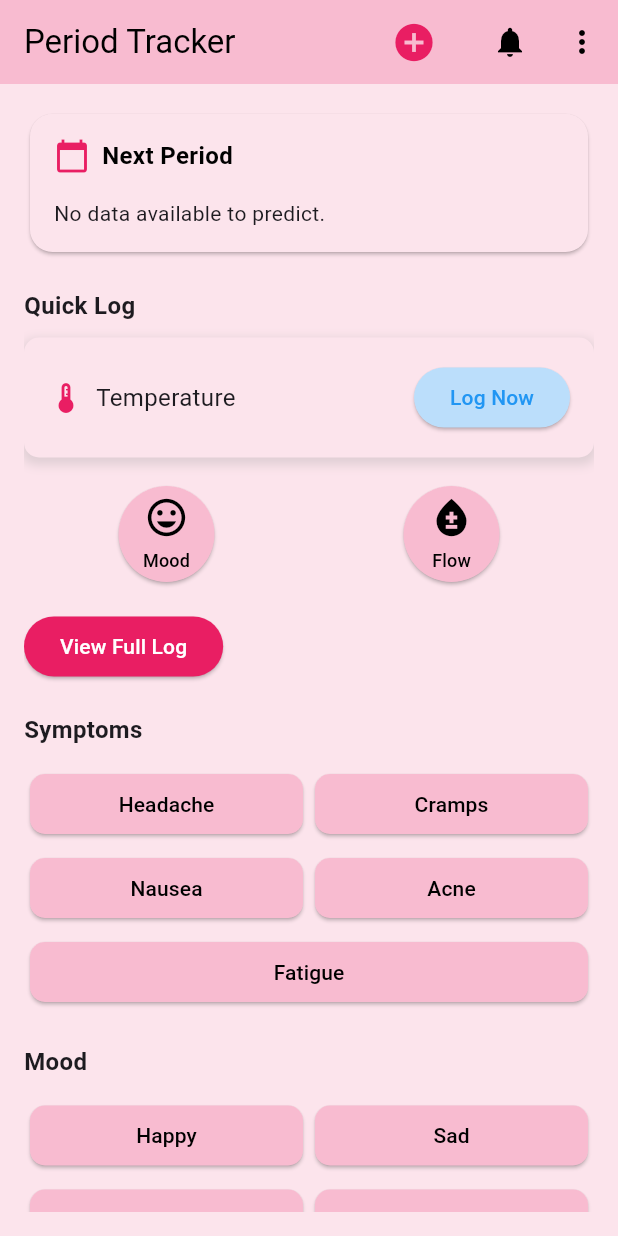
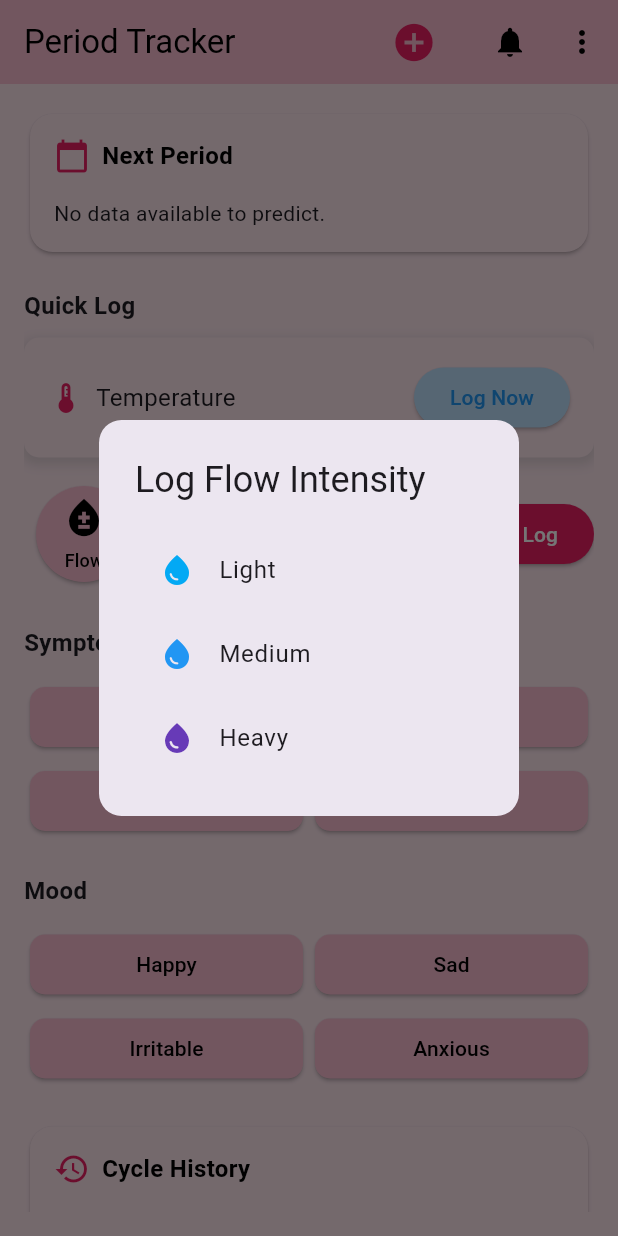
Before and after one commit to Alubisia-1/period-app, a Flutter app: the screen it shows after launch, after a tap on "Flow", on a phone screen of 412 x 824 dp. Run offline on Flutter 3.47's test engine with Material 3 defaults, Android fonts, the phone set to English and light mode, and no system bars; our stand-ins replace fl_chart, flutter_local_notifications, shared_preferences, sqflite, sqflite_common_ffi, sqflite_common_ffi_web and 2 more; missing offline and left inert: bluetooth_thermal_printer; accounts and stored records are empty.

Commit message:
app updates

```diff
--- a/lib/screens/home_screen.dart
+++ b/lib/screens/home_screen.dart
@@ -215,14 +215,17 @@ class HomeScreen extends StatelessWidget {
         _buildTemperatureLogButton(context),
         SizedBox(height: 10),
         Row(
-            mainAxisAlignment: MainAxisAlignment.spaceAround,
+          mainAxisAlignment: MainAxisAlignment.spaceBetween, // Spread items out
           children: [
-              _buildQuickLogButton(Icons.mood, 'Mood'),
-              _buildQuickLogButton(Icons.bloodtype, 'Flow'),
-            ],
+            // Flow button on the far left with some padding
+            Padding(
+              padding: const EdgeInsets.only(left: 8.0), // Adjust this value for more or less spacing
+              child: _buildQuickLogButton(context, Icons.bloodtype, 'Flow'),
             ),
-          SizedBox(height: 10),
-          ElevatedButton(
+            // View Full Log button on the right without taking extra space
+            Align(
+              alignment: Alignment.centerRight,
+              child: ElevatedButton(
                 onPressed: () {
                   Navigator.pushNamed(context, '/full_log');
                 },
@@ -235,9 +238,11 @@ class HomeScreen extends StatelessWidget {
                 ),
                 child: Text('View Full Log'),
               ),
+            ),
+          ],
+        ),
       ],
     );
-
   Widget _buildTemperatureLogButton(BuildContext context) => Container(
         padding: EdgeInsets.all(16.0),
         decoration: BoxDecoration(
@@ -413,8 +418,63 @@ class HomeScreen extends StatelessWidget {
     });
   }
 
-  Widget _buildQuickLogButton(IconData icon, String label) => ElevatedButton(
-        onPressed: () {},
+  void _showFlowOptions(BuildContext context) {
+  showDialog(
+    context: context,
+    builder: (BuildContext context) {
+      return AlertDialog(
+        shape: RoundedRectangleBorder(
+          borderRadius: BorderRadius.circular(15.0),
+        ),
+        title: Text('Log Flow Intensity', style: TextStyle(fontFamily: 'Roboto')),
+        content: Column(
+          mainAxisSize: MainAxisSize.min,
+          children: [
+            ListTile(
+              leading: Icon(Icons.water_drop, color: Colors.lightBlue),
+              title: Text('Light', style: TextStyle(fontFamily: 'Roboto')),
+              onTap: () => _logFlow(context, 'Light'),
+            ),
+            ListTile(
+              leading: Icon(Icons.water_drop, color: Colors.blue),
+              title: Text('Medium', style: TextStyle(fontFamily: 'Roboto')),
+              onTap: () => _logFlow(context, 'Medium'),
+            ),
+            ListTile(
+              leading: Icon(Icons.water_drop, color: Colors.deepPurple),
+              title: Text('Heavy', style: TextStyle(fontFamily: 'Roboto')),
+              onTap: () => _logFlow(context, 'Heavy'),
+            ),
+          ],
+        ),
+      );
+    },
+  );
+}
+void _logFlow(BuildContext context, String flowLevel) async {
+  final dbService = DatabaseService();
+  await dbService.insertDailyLog({
+    'flow_level': flowLevel,
+    'date': DateTime.now().toIso8601String(),
+    'user_id': 1, // Replace with actual user ID logic, e.g., from state management
+  });
+
+  if (context.mounted) {
+    ScaffoldMessenger.of(context).showSnackBar(
+      SnackBar(content: Text('Flow logged as $flowLevel')),
+    );
+    Navigator.pop(context); // Close the dialog after logging
+  }
+}
+
+Widget _buildQuickLogButton(BuildContext context, IconData icon, String label) => ElevatedButton(
+      onPressed: () {
+        if (label == 'Flow') {
+          _showFlowOptions(context);
+        } else {
+          // If it's not Flow, handle other buttons here if needed
+        }
+      },
       style: ElevatedButton.styleFrom(
         backgroundColor: accentColor,
         foregroundColor: Colors.black,
@@ -430,9 +490,9 @@ class HomeScreen extends StatelessWidget {
       ),
     );
 
-  Widget _buildSymptomColumn() => _buildColumnSection('Symptoms', ['Headache', 'Cramps', 'Nausea', 'Acne', 'Fatigue']);
+  Widget _buildSymptomColumn() => _buildColumnSection('Symptoms', ['Headache', 'Cramps', 'Nausea', 'Bloating']);
 
-  Widget _buildMoodColumn() => _buildColumnSection('Mood', ['Happy', 'Sad', 'Tired', 'Anxious', 'Neutral']);
+  Widget _buildMoodColumn() => _buildColumnSection('Mood', ['Happy', 'Sad', 'Irritable', 'Anxious']);
 
   Widget _buildCycleHistoryCard() => _buildCard(
         icon: Icons.history,
```
Lines whose indentation alone changed are shown as unchanged.
